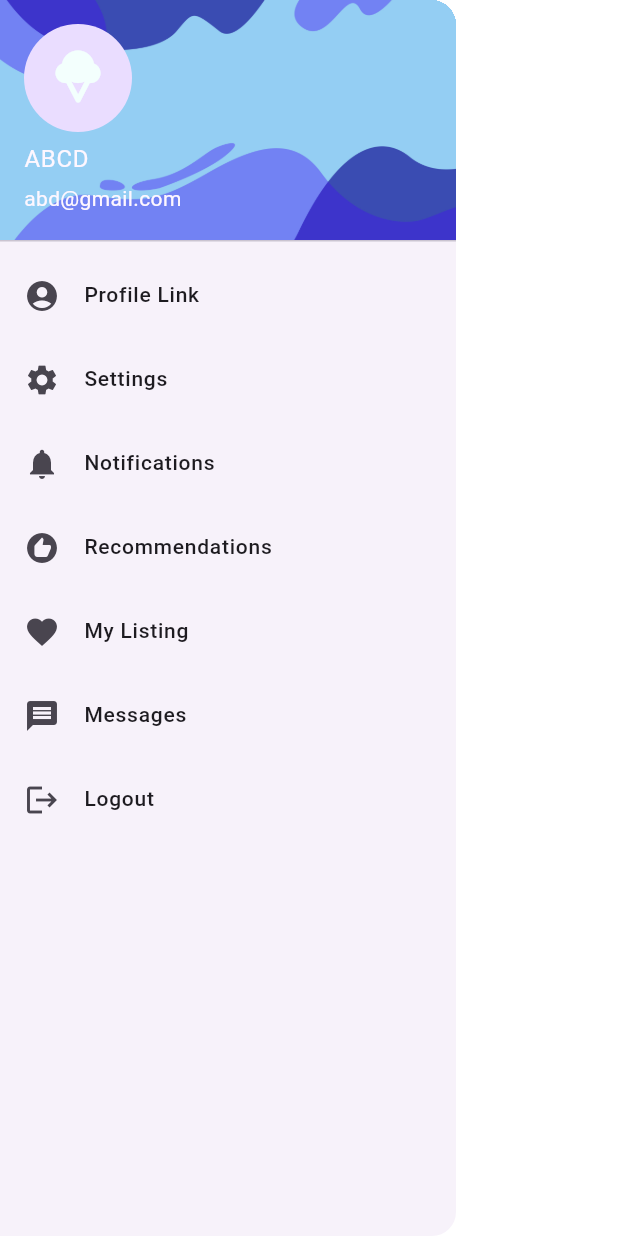
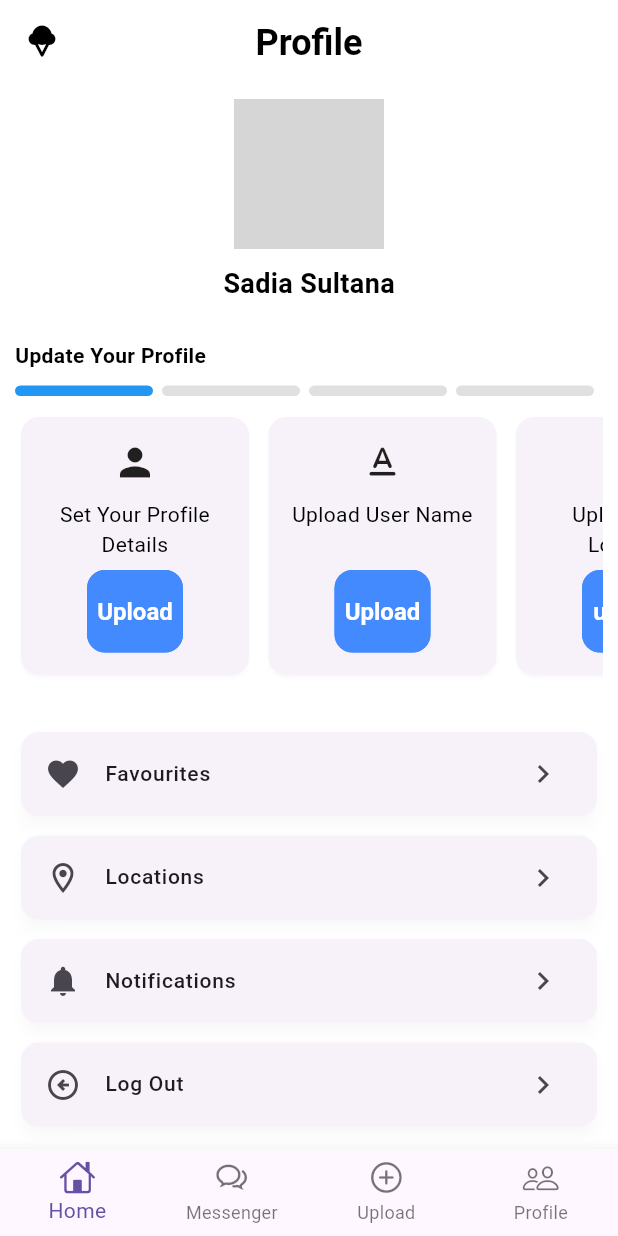
Before and after one commit to IFTI612/vhara_hobe_v1, a Flutter app: the NavBar widget shown alone on an empty page, opened directly, after a tap on "Profile Link", on a phone screen of 412 x 824 dp. Run offline on Flutter 3.47's test engine with Material 3 defaults, Android fonts, the phone set to English and light mode, and no system bars; our stand-ins replace cloud_firestore, firebase_auth, firebase_core, firebase_storage, get, google_fonts and 1 more; accounts and stored records are empty; Roboto replaces fonts that are missing (Poppins); grey boxes are pictures that could not be loaded.

Commit message:
profile static done

```diff
--- a/lib/main.dart
+++ b/lib/main.dart
@@ -14,9 +14,11 @@ void main() async{
     options: const FirebaseOptions(apiKey: "AIzaSyC8lR7_2FOHriN9i0PO_Qbx_PTowRJ9VwM",
         appId: "1:571688300079:android:0fbc402d408b536029e0da",
         messagingSenderId: "571688300079",
-        projectId: "vara-hobe-v1"),
+        projectId: "vara-hobe-v1",
+    ),
   ).then((value)=>Get.put(AuthRepository()));
 
+ // production : false;
   runApp(const MyApp());
 }
 
--- a/lib/src/features/authentication/screens/home_page.dart
+++ b/lib/src/features/authentication/screens/home_page.dart
@@ -46,7 +46,7 @@ class _homeState extends State<HomePage> {
           onPressed: (){
             Navigator.push(
               context,
-              MaterialPageRoute(builder: (context) => AddRentalForm()),
+              MaterialPageRoute(builder: (context) => const AddRentalForm()),
             );
           },
         ),
--- a/lib/src/features/authentication/screens/nav_bar.dart
+++ b/lib/src/features/authentication/screens/nav_bar.dart
@@ -4,6 +4,8 @@ import 'package:vhara_hobe_v1/src/features/authentication/screens/my_listing.dar
 import 'package:firebase_auth/firebase_auth.dart';
 import 'login.dart';
 import 'messenger.dart';
+import 'profile_page.dart';
+
 
 class NavBar extends StatefulWidget {
   const NavBar({super.key});
@@ -49,7 +51,12 @@ class _NavBarState extends State<NavBar> {
           ListTile(
             leading: const Icon(Icons.account_circle),
             title: const Text('Profile Link'),
-            onTap: () => print('Profile'),
+            onTap: () => <Future>{
+              Navigator.push(
+                context,
+                MaterialPageRoute(builder: (context) => const Profile()),
+              ),
+            },
           ),
           ListTile(
             leading: const Icon(Icons.settings),
--- /dev/null
+++ b/lib/src/features/authentication/screens/profile_page.dart
@@ -0,0 +1,199 @@
+import 'package:flutter/cupertino.dart';
+import 'package:flutter/material.dart';
+//import 'package:icons_plus/icons_plus.dart';
+
+class Profile extends StatefulWidget {
+  const Profile({super.key});
+
+  @override
+  State<StatefulWidget> createState() => _ProfileState();
+}
+
+class _ProfileState extends State<Profile>{
+  @override
+  Widget build(BuildContext context) {
+    var isDark = MediaQuery.of(context).platformBrightness==Brightness.dark;
+    return Scaffold(
+      appBar: AppBar(
+        leading: IconButton(onPressed: (){},icon: const Icon(Icons.icecream_rounded)),
+        title: Text("Profile", style: Theme.of(context).textTheme.headlineMedium,),
+        centerTitle: true,
+      ),
+      body: ListView(
+        padding: const EdgeInsets.all(10),
+        children: [
+          // COLUMN THAT WILL CONTAIN THE PROFILE
+          Column(
+            children: const [
+              CircleAvatar(
+                radius: 50,
+                backgroundImage: AssetImage('assets/images/m.jpg'),
+              ),
+              SizedBox(height: 10),
+              Text(
+                "Sadia Sultana",
+                style: TextStyle(
+                  fontSize: 18,
+                  fontWeight: FontWeight.bold,
+                ),
+              ),
+            ],
+          ),
+          const SizedBox(height: 25),
+          Row(
+            children: const [
+              Padding(
+                padding: EdgeInsets.only(right: 5),
+                child: Text(
+                  "Update Your Profile",
+                  style: TextStyle(
+                    fontWeight: FontWeight.bold,
+                  ),
+                ),
+              ),
+            ],
+          ),
+          const SizedBox(height: 10),
+
+          Row(
+            children: List.generate(PCard.length, (index) {
+              return Expanded(
+                child: Container(
+                  height: 7,
+                  margin: EdgeInsets.only(right: index == 4 ? 0 : 6),
+                  decoration: BoxDecoration(
+                    borderRadius: BorderRadius.circular(10),
+                    color: index == 0 ? Colors.blue : Colors.black12,
+                  ),
+                ),
+              );
+            }),
+          ),
+          const SizedBox(height: 10),
+          SizedBox(
+              height: 180,
+              child: ListView.separated(
+                physics: const BouncingScrollPhysics(),
+                scrollDirection: Axis.horizontal,
+                itemBuilder: (context, index) {
+                  final card=PCard[index] ;
+                  return SizedBox(
+                    width: 160,
+                    child: Card(
+                      shadowColor: Colors.black12,
+                      child: Padding(
+                        padding: const EdgeInsets.all(15),
+                        child: Column(
+                          children: [
+                            Icon(card.icon,size: 30,),
+                            const SizedBox(height: 10),
+                            Text(
+                              card.title,
+                              textAlign: TextAlign.center,
+                            ),
+                            const Spacer(),
+                            ElevatedButton(onPressed: (){},
+                              child : Text(card.buttonText),
+                            )
+                          ],
+                        ),
+                      ),
+                    ),
+                  );
+                },
+                separatorBuilder: (context, index) =>
+                const Padding(padding: EdgeInsets.only(right: 5)),
+                itemCount: PCard.length,)
+          ),
+          const SizedBox(height: 30),
+          Column(
+            children: List.generate(CCard.length, (index) {
+              final bar =CCard[index];
+              return Padding(
+                padding: const EdgeInsets.only(bottom: 5),
+                child: Card(
+                  elevation: 4,
+                  shadowColor: Colors.black12,
+                  child: ListTile(
+                    leading: Icon(bar.icon),
+                    title: Text(bar.title),
+                    trailing: const Icon(Icons.chevron_right),
+                  ),
+                ),
+              );
+            },
+            ),
+          ) ,
+        ],
+      ),
+      bottomNavigationBar: BottomNavigationBar(
+          type: BottomNavigationBarType.fixed,
+          items: const [
+            BottomNavigationBarItem(icon: Icon(CupertinoIcons.home), label: "Home"),
+            BottomNavigationBarItem(icon: Icon(CupertinoIcons.chat_bubble_2), label: "Messenger"),
+            BottomNavigationBarItem(icon: Icon(CupertinoIcons.add_circled), label: "Upload"),
+            BottomNavigationBarItem(icon: Icon(CupertinoIcons.person_2), label: "Profile"),
+
+          ]
+      ),
+    );
+  }
+}
+class ProfileCard{
+  final String title;
+  final String buttonText;
+  final IconData icon;
+  ProfileCard({
+    required this.title,
+    required this.buttonText,
+    required this.icon,
+  });
+}
+List<ProfileCard> PCard = [
+  ProfileCard(
+    title: "Set Your Profile Details",
+    icon: Icons.person,
+    buttonText: "Upload",
+  ),
+  ProfileCard(
+    title: "Upload User Name",
+    icon: Icons.text_format_rounded,
+    buttonText: "Upload",
+  ),
+  ProfileCard(
+    title: "Upload your Location",
+    icon: Icons.location_on_outlined,
+    buttonText: "upload",
+  ),
+  ProfileCard(
+    title: "Upload NID",
+    icon: Icons.note,
+    buttonText: "upload",
+  ),
+];
+class CustomCard {
+  final String title;
+  final IconData icon;
+  CustomCard({
+    required this.title,
+    required this.icon,
+  });
+}
+List<CustomCard> CCard = [
+  CustomCard(
+    title: "Favourites",
+    icon: Icons.favorite,
+  ),
+  CustomCard(
+    title: "Locations",
+    icon: Icons.location_on_outlined,
+  ),
+  CustomCard(
+    title: "Notifications",
+    icon: Icons.notifications,
+  ),
+  CustomCard(
+    title: "Log Out",
+    icon: Icons.arrow_circle_left_outlined,
+  ),
+];
```
Also changed, not shown: pubspec.lock.
